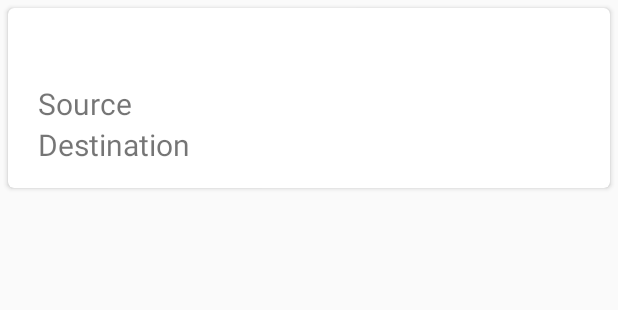
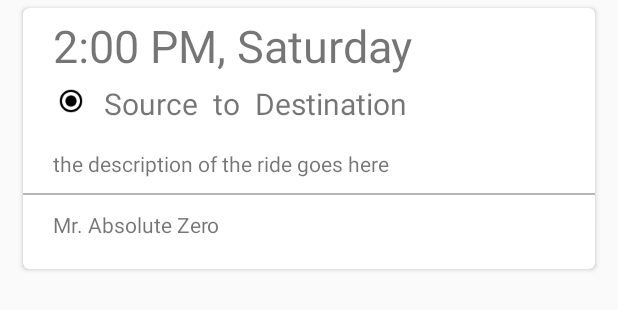
Before and after one commit to coders-circle/carpool-nepal, an Android app: the layout card_layout.xml on its own in the app's theme, with its tools: preview values and no code run, on a phone screen of 412 x 824 dp. Shown: the top 310 px of the screen. Run offline under Robolectric (Android 15) with nearby library versions, the phone set to English and light mode, and no system bars.

Commit message:
Improve card layout

```diff
--- a/android-app/app/src/main/java/com/notifica/carpoolnepal/CarpoolAdapter.java
+++ b/android-app/app/src/main/java/com/notifica/carpoolnepal/CarpoolAdapter.java
@@ -31,20 +31,28 @@ public class CarpoolAdapter extends RecyclerView.Adapter<CarpoolAdapter.CarpoolV
     @Override
     public void onBindViewHolder(CarpoolViewHolder carpoolViewHolder, int i) {
         Carpool cp = mCarpoolList.get(i);
-        carpoolViewHolder.vTime.setText(CarpoolHandler.LongToDate(cp.date));
+        carpoolViewHolder.vTime.setText(CarpoolHandler.LongToTime12(cp.time)
+                + ", "
+                + CarpoolHandler.LongDateToDayOfWeek(cp.date));
         carpoolViewHolder.vSource.setText(cp.source);
         carpoolViewHolder.vDestination.setText(cp.destination);
+        carpoolViewHolder.vDescription.setText(cp.description);
+        carpoolViewHolder.vOriginalPoster.setText(cp.poster.firstName + " " + cp.poster.lastName);
 
     }
     public static class CarpoolViewHolder extends RecyclerView.ViewHolder{
         protected TextView vTime;
         protected TextView vSource;
         protected TextView vDestination;
+        protected TextView vDescription;
+        protected TextView vOriginalPoster;
         public CarpoolViewHolder(View v) {
             super(v);
             vTime = (TextView)v.findViewById(R.id.carpool_time);
             vSource = (TextView)v.findViewById(R.id.carpool_source);
             vDestination = (TextView)v.findViewById(R.id.carpool_destination);
+            vDescription = (TextView)v.findViewById(R.id.carpool_description);
+            vOriginalPoster = (TextView)v.findViewById(R.id.carpool_original_poster);
         }
     }
 }
--- a/android-app/app/src/main/java/com/notifica/carpoolnepal/CarpoolHandler.java
+++ b/android-app/app/src/main/java/com/notifica/carpoolnepal/CarpoolHandler.java
@@ -344,6 +344,11 @@ public class CarpoolHandler {
         return 0;
     }
 
+    public static String LongDateToDayOfWeek(long date){
+        SimpleDateFormat formatter = new SimpleDateFormat("EEEE");
+        return formatter.format(new Date(date));
+    }
+
     public static String LongToDate(long date) {
         SimpleDateFormat formatter = new SimpleDateFormat("yyyy-MM-dd", Locale.US);
         return formatter.format(new Date(date));
@@ -356,6 +361,11 @@ public class CarpoolHandler {
     public static String LongToTime(long time) {
         Time t = new Time(time);
         return t.toString();
+    }
+
+    public static String LongToTime12(long time) {
+        SimpleDateFormat formatter = new SimpleDateFormat("hh:mm a");
+        return formatter.format(new Time(time));
     }
 
     public static long DateTimeToLong(String dateTimeString) {
--- a/android-app/app/src/main/res/layout/activity_main.xml
+++ b/android-app/app/src/main/res/layout/activity_main.xml
@@ -11,12 +11,14 @@
     <LinearLayout
         android:layout_width="match_parent"
         android:layout_height="match_parent"
+
         android:orientation="vertical">
 
         <android.support.v7.widget.Toolbar
             android:id="@+id/toolbar"
             android:layout_width="match_parent"
             android:layout_height="wrap_content"
+            android:background="@color/primary"
             android:popupTheme="@style/Theme.AppCompat"
             android:fitsSystemWindows="true"/>
 
@@ -36,7 +38,7 @@
         android:layout_gravity="start"
         android:choiceMode="singleChoice"
         android:dividerHeight="1dp"
-        android:background="#FFFFFFFF"
+        android:background="@color/bright_foreground_material_dark"
         android:listSelector="@drawable/list_selector"/>
 
 </android.support.v4.widget.DrawerLayout >
--- a/android-app/app/src/main/res/layout/card_layout.xml
+++ b/android-app/app/src/main/res/layout/card_layout.xml
@@ -1,14 +1,17 @@
 <?xml version="1.0" encoding="utf-8"?>
 <LinearLayout xmlns:android="http://schemas.android.com/apk/res/android"
-    android:orientation="vertical" android:layout_width="match_parent"
-    android:layout_height="match_parent">
+    android:orientation="vertical"
+    android:layout_width="match_parent"
+    android:layout_marginLeft="10dp"
+    android:layout_marginRight="10dp"
+    android:layout_height="wrap_content">
 
     <android.support.v7.widget.CardView
         xmlns:card_view="http://schemas.android.com/apk/res-auto"
         xmlns:android="http://schemas.android.com/apk/res/android"
         android:id="@+id/card_view"
         android:layout_width="match_parent"
-        android:layout_height="120dp"
+        android:layout_height="wrap_content"
         card_view:cardCornerRadius="4dp"
         android:layout_margin="5dp">
 
@@ -18,30 +21,80 @@
             <TextView
                 android:id="@+id/carpool_time"
                 android:layout_width="match_parent"
+                android:text="2:00 PM, Saturday"
                 android:paddingLeft="20dp"
                 android:layout_height="50dp"
                 android:textSize="30sp"
                 android:gravity="center_vertical"/>
 
+            <ImageView
+                android:id="@+id/carpool_location_icon"
+                android:layout_marginLeft="20dp"
+                android:layout_width="24sp"
+                android:layout_height="24sp"
+                android:src="@drawable/abc_btn_radio_to_on_mtrl_015"
+                android:layout_below="@id/carpool_time"
+                android:gravity="center_vertical"/>
+
             <TextView
                 android:id="@+id/carpool_source"
+                android:layout_marginLeft="10dp"
                 android:layout_width="wrap_content"
                 android:layout_height="wrap_content"
-                android:paddingLeft="20dp"
                 android:textSize="20sp"
                 android:text="Source"
                 android:gravity="center_vertical"
-                android:layout_below="@id/carpool_time"/>
+                android:layout_below="@id/carpool_time"
+                android:layout_toRightOf="@id/carpool_location_icon"/>
+
+            <TextView
+                android:id="@+id/carpool_source_destination_divider"
+                android:layout_marginLeft="10dp"
+                android:layout_width="wrap_content"
+                android:layout_height="wrap_content"
+                android:textSize="20sp"
+                android:text="to"
+                android:gravity="center_vertical"
+                android:layout_below="@id/carpool_time"
+                android:layout_toRightOf="@id/carpool_source"/>
 
             <TextView
                 android:id="@+id/carpool_destination"
+                android:layout_marginLeft="10dp"
                 android:layout_width="wrap_content"
                 android:layout_height="wrap_content"
-                android:paddingLeft="20dp"
                 android:textSize="20sp"
                 android:text="Destination"
-                android:layout_below="@id/carpool_source"
+                android:layout_below="@id/carpool_time"
+                android:layout_toRightOf="@id/carpool_source_destination_divider"
                 android:gravity="center_vertical"/>
+            <TextView
+                android:id="@+id/carpool_description"
+                android:layout_width="wrap_content"
+                android:layout_height="wrap_content"
+                android:layout_marginLeft="20dp"
+                android:layout_marginRight="20dp"
+                android:layout_marginTop="20dp"
+                android:text="the description of the ride goes here"
+                android:layout_below="@id/carpool_location_icon"
+                android:gravity="center_vertical"/>
+            <View
+                android:id="@+id/carpool_divider"
+                android:layout_marginTop="10dp"
+                android:layout_marginBottom="10dp"
+                android:layout_width="match_parent"
+                android:layout_height="1dp"
+                android:background="@color/divider"
+                android:layout_below="@id/carpool_description"/>
+            <TextView
+                android:id="@+id/carpool_original_poster"
+                android:layout_width="wrap_content"
+                android:layout_height="wrap_content"
+                android:layout_marginLeft="20dp"
+                android:layout_marginBottom="20dp"
+                android:text="Mr. Absolute Zero"
+                android:layout_below="@id/carpool_divider"
+                android:gravity="center_vertical" />
         </RelativeLayout>
     </android.support.v7.widget.CardView>
 
--- a/android-app/app/src/main/res/layout/fragment_home.xml
+++ b/android-app/app/src/main/res/layout/fragment_home.xml
@@ -5,20 +5,19 @@
     xmlns:tools="http://schemas.android.com/tools"
     android:layout_width="match_parent"
     android:layout_height="match_parent"
-    android:paddingLeft="@dimen/activity_horizontal_margin"
-    android:paddingRight="@dimen/activity_horizontal_margin"
-    android:paddingTop="@dimen/activity_vertical_margin"
-    android:paddingBottom="@dimen/activity_vertical_margin"
+
     tools:context="com.notifica.carpoolnepal.MainActivity"
     android:orientation="vertical">
 
     <android.support.design.widget.TabLayout
+        android:background="@color/primary"
         android:id="@+id/sliding_tabs"
         android:layout_width="match_parent"
         android:layout_height="wrap_content"
         app:tabMode="scrollable" />
 
     <android.support.v4.view.ViewPager
+        android:layout_marginTop="20dp"
         xmlns:android="http://schemas.android.com/apk/res/android"
         android:id="@+id/pager_home"
         android:layout_width="match_parent"
--- /dev/null
+++ b/android-app/app/src/main/res/values/colors.xml
@@ -0,0 +1,12 @@
+<?xml version="1.0" encoding="utf-8"?>
+<resources>
+    <color name="primary">#8BC34A</color>
+    <color name="primaryDark">#689F38</color>
+    <color name="primaryLight">#DCEDC8</color>
+    <color name="accent">#4CAF50</color>
+    <color name="primaryText">#212121</color>
+    <color name="secondaryText">#727272</color>
+    <color name="icons">#212121</color>
+    <color name="divider">#B6B6B6</color>
+    <color name="accent_material_light">#4CAF50</color>
+</resources>
--- a/android-app/app/src/main/res/values/styles.xml
+++ b/android-app/app/src/main/res/values/styles.xml
@@ -2,7 +2,10 @@
 
     <!-- Base application theme. -->
     <style name="AppTheme" parent="Theme.AppCompat.Light.NoActionBar">
-        <!-- Customize your theme here. -->
+        <item name="colorPrimary">@color/primary</item>
+        <item name="colorPrimaryDark">@color/primaryDark</item>
+        <item name="android:textColorPrimary">@color/primaryText</item>
+        <item name="android:textColorSecondary">@color/secondaryText</item>
     </style>
 
 </resources>
```
Also changed, not shown: 2 other files.
